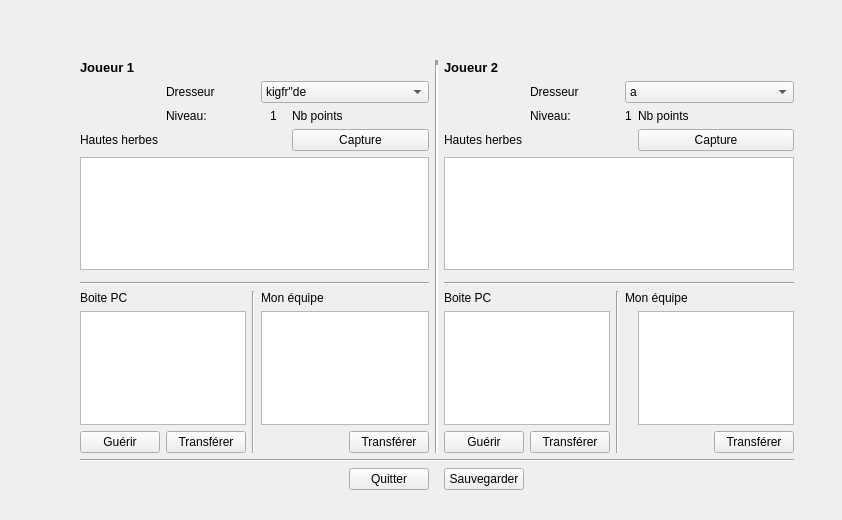
This is pokemon/pokemon/widget.ui in g4brie11e/Pokemon as Qt 5 draws it before an edit. The edited form follows.
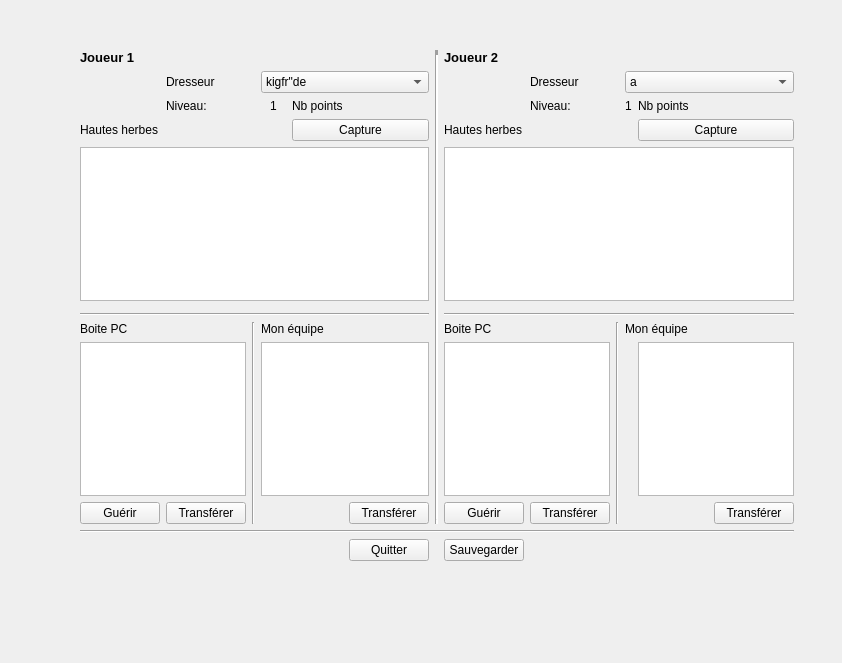
This is the edited form.

What changed in the file:
```diff
--- a/pokemon/pokemon/widget.ui
+++ b/pokemon/pokemon/widget.ui
@@ -7,7 +7,7 @@
     <x>0</x>
     <y>0</y>
     <width>842</width>
-    <height>520</height>
+    <height>663</height>
    </rect>
   </property>
   <property name="windowTitle">
@@ -20,7 +20,7 @@
       <x>10</x>
       <y>10</y>
       <width>821</width>
-      <height>501</height>
+      <height>561</height>
      </rect>
     </property>
     <property name="currentIndex">
@@ -317,9 +317,9 @@
       <property name="geometry">
        <rect>
         <x>70</x>
-        <y>50</y>
+        <y>40</y>
         <width>714</width>
-        <height>430</height>
+        <height>511</height>
        </rect>
       </property>
       <layout class="QGridLayout" name="gridLayout">
@@ -552,8 +552,13 @@
        </item>
        <item row="5" column="0" colspan="6">
         <widget class="QTableView" name="tableView_5">
+         <property name="font">
+          <font>
+           <pointsize>9</pointsize>
+          </font>
+         </property>
          <property name="alternatingRowColors">
-          <bool>false</bool>
+          <bool>true</bool>
          </property>
          <property name="sortingEnabled">
           <bool>false</bool>
```
Left out of the diff: 6 changed lines with no effect on the pictures.
